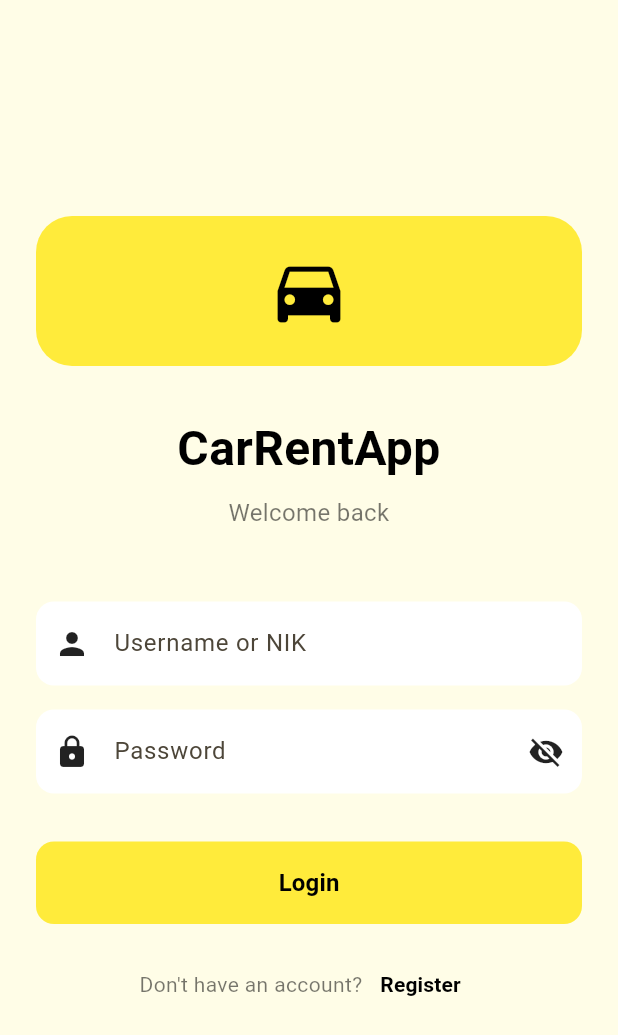
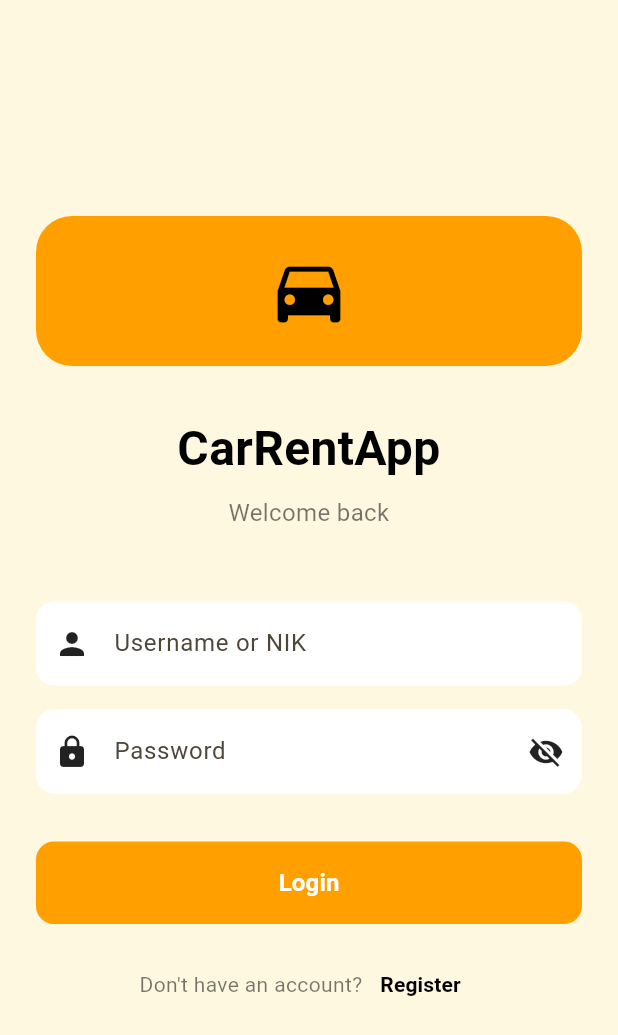
Before and after one commit to naufalalamhaidar/utspam_c3_5a_0031, a Flutter app: the screen it shows after launch, on a phone screen of 412 x 824 dp. Shown: the top 1035 px of the screen. Run offline on Flutter 3.47's test engine with Material 3 defaults, Android fonts, the phone set to English and light mode, and no system bars; our stand-ins replace shared_preferences; accounts and stored records are empty.

Commit message:
color update

```diff
--- a/lib/pages/login_page.dart
+++ b/lib/pages/login_page.dart
@@ -61,7 +61,7 @@ class _LoginPageState extends State<LoginPage> {
   @override
   Widget build(BuildContext context) {
     return Scaffold(
-      backgroundColor: Colors.yellow.shade50,
+      backgroundColor: Colors.amber.shade50,
       body: SafeArea(
         child: Center(
           child: SingleChildScrollView(
@@ -77,7 +77,7 @@ class _LoginPageState extends State<LoginPage> {
                       width: 100,
                       height: 100,
                       decoration: BoxDecoration(
-                        color: Colors.yellow,
+                        color: Colors.amber[700],
                         borderRadius: BorderRadius.circular(24),
                       ),
                       child: const Icon(
@@ -188,8 +188,8 @@ class _LoginPageState extends State<LoginPage> {
                     ElevatedButton(
                       onPressed: _isLoading ? null : _login,
                       style: ElevatedButton.styleFrom(
-                        backgroundColor: Colors.yellow,
-                        foregroundColor: Colors.black,
+                        backgroundColor: Colors.amber[700],
+                        foregroundColor: Colors.white,
                         padding: const EdgeInsets.symmetric(vertical: 16),
                         shape: RoundedRectangleBorder(
                           borderRadius: BorderRadius.circular(12),
```
